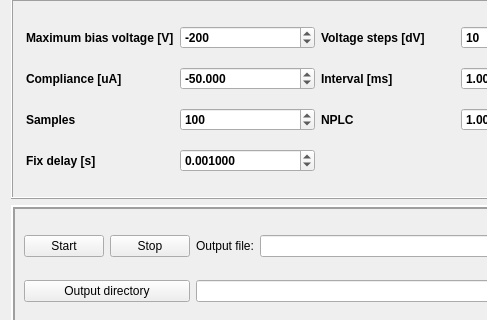
The window that UniDAQ/QT_Designer_UI/dynamicwaiting.ui (Chilldose/COMET) describes before a commit, drawn with Qt 5; both pictures show x 0 to 487 and y 168 to 488 of the 1489 by 789 pixel window.
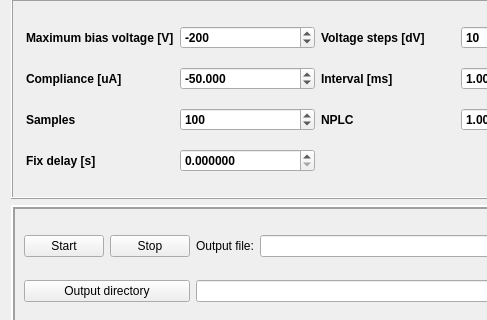
The same window after the commit. Custom widgets are drawn as their Qt base class.

Commit message: sanity update on dynamic waiting

```diff
--- a/UniDAQ/QT_Designer_UI/dynamicwaiting.ui
+++ b/UniDAQ/QT_Designer_UI/dynamicwaiting.ui
@@ -361,7 +361,7 @@
          <number>6</number>
         </property>
         <property name="minimum">
-         <double>0.000001000000000</double>
+         <double>0.000000000000000</double>
         </property>
         <property name="maximum">
          <double>1.000000000000000</double>
@@ -370,7 +370,7 @@
          <double>0.100000000000000</double>
         </property>
         <property name="value">
-         <double>0.001000000000000</double>
+         <double>0.000000000000000</double>
         </property>
        </widget>
       </item>
```
The commit also changes 1 other file.
